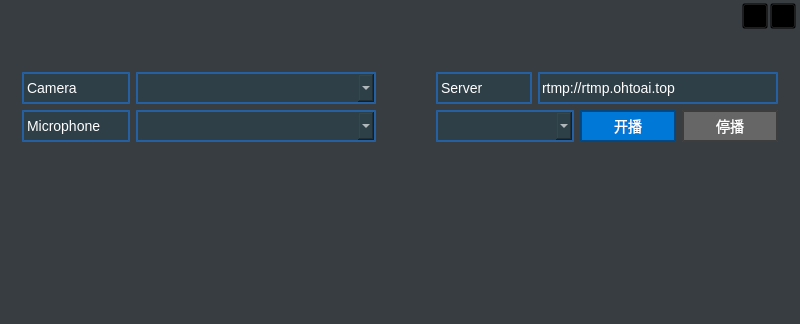
First picture: the form in src/app/LivePlatform.ui, repository ohto-ai/PostLive, before the edit; both pictures show x 0 to 800 and y 0 to 324 of the 800 by 556 pixel window.
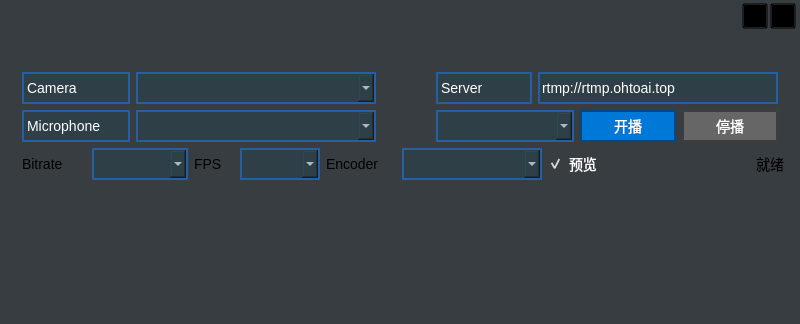
Second picture: the form after the edit. Icons and pictures are not drawn.

Commit message:
feat: add stream controls, preview toggle and resilient config
- Add encoder, bitrate and frame-rate selectors to the main window
- Persist stream settings in application.json
- Add a preview toggle and stop/restore preview around streaming
- Report FFmpeg status and stderr through the status bar and dialogs
- Stop FFmpeg gracefully with q, then terminate and kill fallbacks
- Fall back to embedded defaults when config or user files are invalid
- Normalize capture resolution values and set yuv420p explicitly

```diff
--- a/src/app/LivePlatform.ui
+++ b/src/app/LivePlatform.ui
@@ -397,13 +397,13 @@
          <property name="minimumSize">
           <size>
            <width>691</width>
-           <height>91</height>
+           <height>133</height>
           </size>
          </property>
          <property name="maximumSize">
           <size>
            <width>16777215</width>
-           <height>91</height>
+           <height>133</height>
           </size>
          </property>
          <layout class="QGridLayout" name="gridLayout">
@@ -620,6 +620,160 @@
             </property>
            </widget>
           </item>
+          <item row="2" column="0" colspan="4">
+           <layout class="QHBoxLayout" name="horizontalLayout_6">
+            <item>
+             <widget class="QLabel" name="bitrateLabel">
+              <property name="minimumSize">
+               <size>
+                <width>64</width>
+                <height>32</height>
+               </size>
+              </property>
+              <property name="maximumSize">
+               <size>
+                <width>64</width>
+                <height>32</height>
+               </size>
+              </property>
+              <property name="text">
+               <string>Bitrate</string>
+              </property>
+             </widget>
+            </item>
+            <item>
+             <widget class="QComboBox" name="bitrateComboBox">
+              <property name="minimumSize">
+               <size>
+                <width>96</width>
+                <height>32</height>
+               </size>
+              </property>
+              <property name="maximumSize">
+               <size>
+                <width>120</width>
+                <height>32</height>
+               </size>
+              </property>
+             </widget>
+            </item>
+            <item>
+             <widget class="QLabel" name="frameRateLabel">
+              <property name="minimumSize">
+               <size>
+                <width>40</width>
+                <height>32</height>
+               </size>
+              </property>
+              <property name="maximumSize">
+               <size>
+                <width>40</width>
+                <height>32</height>
+               </size>
+              </property>
+              <property name="text">
+               <string>FPS</string>
+              </property>
+             </widget>
+            </item>
+            <item>
+             <widget class="QComboBox" name="frameRateComboBox">
+              <property name="minimumSize">
+               <size>
+                <width>80</width>
+                <height>32</height>
+               </size>
+              </property>
+              <property name="maximumSize">
+               <size>
+                <width>96</width>
+                <height>32</height>
+               </size>
+              </property>
+             </widget>
+            </item>
+            <item>
+             <widget class="QLabel" name="encoderLabel">
+              <property name="minimumSize">
+               <size>
+                <width>70</width>
+                <height>32</height>
+               </size>
+              </property>
+              <property name="maximumSize">
+               <size>
+                <width>70</width>
+                <height>32</height>
+               </size>
+              </property>
+              <property name="text">
+               <string>Encoder</string>
+              </property>
+             </widget>
+            </item>
+            <item>
+             <widget class="QComboBox" name="encoderComboBox">
+              <property name="minimumSize">
+               <size>
+                <width>140</width>
+                <height>32</height>
+               </size>
+              </property>
+              <property name="maximumSize">
+               <size>
+                <width>180</width>
+                <height>32</height>
+               </size>
+              </property>
+             </widget>
+            </item>
+            <item>
+             <spacer name="horizontalSpacer_3">
+              <property name="orientation">
+               <enum>Qt::Horizontal</enum>
+              </property>
+              <property name="sizeHint" stdset="0">
+               <size>
+                <width>40</width>
+                <height>20</height>
+               </size>
+              </property>
+             </spacer>
+            </item>
+            <item>
+             <widget class="QCheckBox" name="previewCheckBox">
+              <property name="text">
+               <string>预览</string>
+              </property>
+              <property name="checked">
+               <bool>true</bool>
+              </property>
+             </widget>
+            </item>
+            <item>
+             <widget class="QLabel" name="statusLabel">
+              <property name="minimumSize">
+               <size>
+                <width>180</width>
+                <height>32</height>
+               </size>
+              </property>
+              <property name="maximumSize">
+               <size>
+                <width>260</width>
+                <height>32</height>
+               </size>
+              </property>
+              <property name="text">
+               <string>就绪</string>
+              </property>
+              <property name="alignment">
+               <set>Qt::AlignRight|Qt::AlignTrailing|Qt::AlignVCenter</set>
+              </property>
+             </widget>
+            </item>
+           </layout>
+          </item>
          </layout>
         </widget>
        </item>
```
The commit also changes 12 other files.
